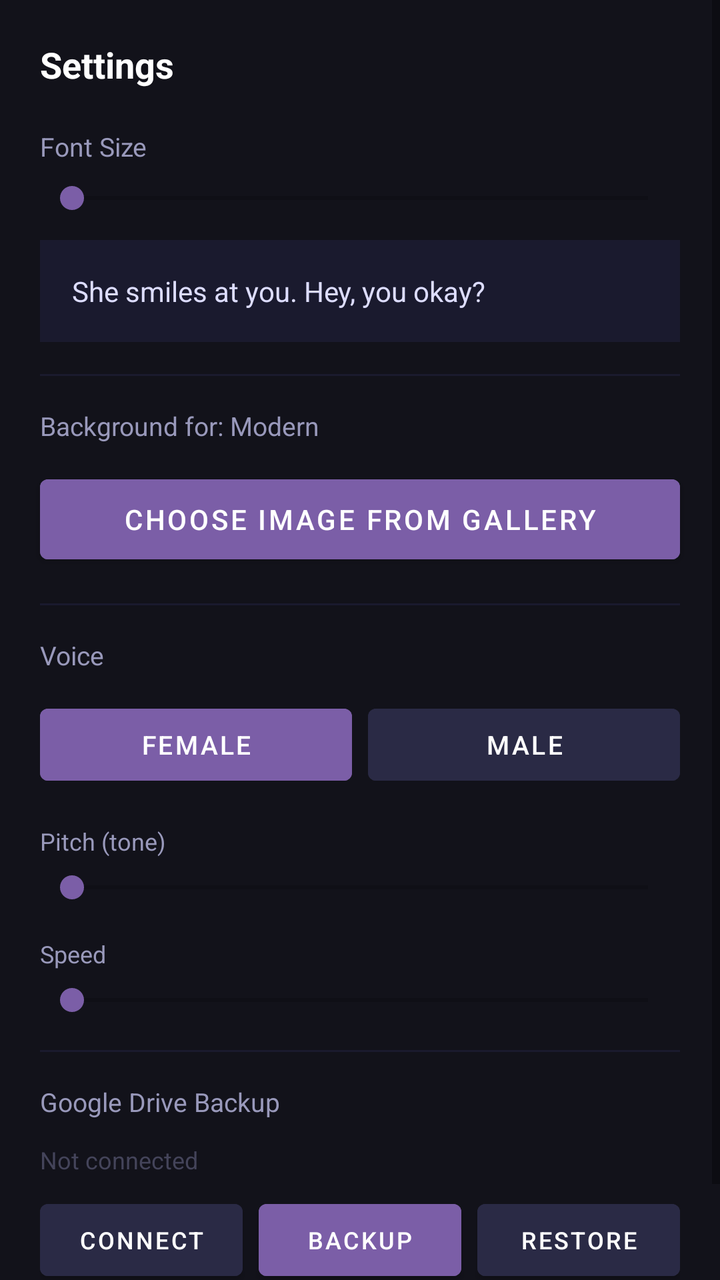
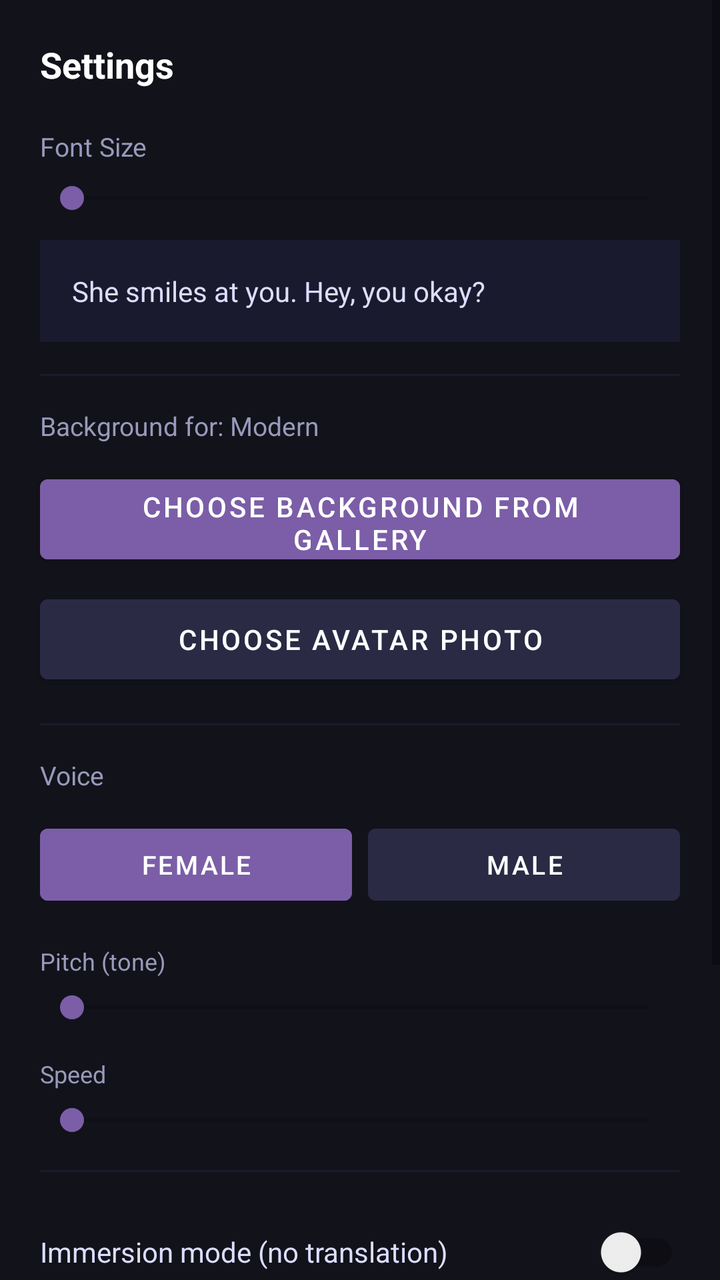

Two renders of the same Android screen: before a commit and after it. Below are the layout's source before the change and the commit's diff.
<!-- AndroidManifest.xml: application theme Theme.ElaraApp -->
<!-- res/layout/bottom_sheet_chat_settings.xml -->
<?xml version="1.0" encoding="utf-8"?>
<ScrollView xmlns:android="http://schemas.android.com/apk/res/android"
    android:layout_width="match_parent"
    android:layout_height="wrap_content">

    <LinearLayout
        android:layout_width="match_parent"
        android:layout_height="wrap_content"
        android:orientation="vertical"
        android:background="#12121A"
        android:paddingBottom="32dp">

        <TextView
            android:layout_width="match_parent"
            android:layout_height="wrap_content"
            android:text="Settings"
            android:textColor="#FFFFFF"
            android:textSize="18sp"
            android:textStyle="bold"
            android:padding="20dp" />

        
        <TextView
            android:layout_width="match_parent"
            android:layout_height="wrap_content"
            android:text="Font Size"
            android:textColor="#9999BB"
            android:textSize="13sp"
            android:paddingHorizontal="20dp"
            android:paddingBottom="8dp" />

        <SeekBar
            android:id="@+id/fontSizeSeekBar"
            android:layout_width="match_parent"
            android:layout_height="wrap_content"
            android:layout_marginHorizontal="20dp"
            android:progressTint="#7B5EA7"
            android:thumbTint="#7B5EA7" />

        <TextView
            android:id="@+id/fontPreview"
            android:layout_width="match_parent"
            android:layout_height="wrap_content"
            android:layout_marginHorizontal="20dp"
            android:layout_marginTop="12dp"
            android:padding="16dp"
            android:textColor="#DDDDFF"
            android:background="#1A1A2E"
            android:text="She smiles at you. Hey, you okay?"
            android:lineSpacingExtra="4dp" />

        <View android:layout_width="match_parent" android:layout_height="1dp"
            android:background="#1A1A2E" android:layout_marginVertical="16dp"
            android:layout_marginHorizontal="20dp" />

        
        <TextView
            android:id="@+id/bgWorldLabel"
            android:layout_width="match_parent"
            android:layout_height="wrap_content"
            android:textColor="#9999BB"
            android:textSize="13sp"
            android:paddingHorizontal="20dp"
            android:paddingBottom="12dp"
            android:text="Background for: Modern" />

        <Button
            android:id="@+id/changeBgButton"
            android:layout_width="match_parent"
            android:layout_height="52dp"
            android:layout_marginHorizontal="20dp"
            android:text="Choose image from gallery"
            android:textColor="#FFFFFF"
            android:textSize="14sp"
            android:backgroundTint="#7B5EA7" />

        <View android:layout_width="match_parent" android:layout_height="1dp"
            android:background="#1A1A2E" android:layout_marginVertical="16dp"
            android:layout_marginHorizontal="20dp" />

        
        <TextView
            android:layout_width="match_parent"
            android:layout_height="wrap_content"
            android:text="Voice"
            android:textColor="#9999BB"
            android:textSize="13sp"
            android:paddingHorizontal="20dp"
            android:paddingBottom="12dp" />

        <LinearLayout
            android:layout_width="match_parent"
            android:layout_height="wrap_content"
            android:orientation="horizontal"
            android:layout_marginHorizontal="20dp"
            android:layout_marginBottom="16dp">

            <Button
                android:id="@+id/voiceFemaleButton"
                android:layout_width="0dp"
                android:layout_height="48dp"
                android:layout_weight="1"
                android:layout_marginEnd="8dp"
                android:text="Female"
                android:textColor="#FFFFFF"
                android:textSize="13sp"
                android:backgroundTint="#7B5EA7" />

            <Button
                android:id="@+id/voiceMaleButton"
                android:layout_width="0dp"
                android:layout_height="48dp"
                android:layout_weight="1"
                android:text="Male"
                android:textColor="#FFFFFF"
                android:textSize="13sp"
                android:backgroundTint="#2A2A45" />

        </LinearLayout>

        <TextView
            android:layout_width="match_parent"
            android:layout_height="wrap_content"
            android:text="Pitch (tone)"
            android:textColor="#9999BB"
            android:textSize="12sp"
            android:paddingHorizontal="20dp"
            android:paddingBottom="6dp" />

        <SeekBar
            android:id="@+id/pitchSeekBar"
            android:layout_width="match_parent"
            android:layout_height="wrap_content"
            android:layout_marginHorizontal="20dp"
            android:layout_marginBottom="16dp"
            android:progressTint="#7B5EA7"
            android:thumbTint="#7B5EA7" />

        <TextView
            android:layout_width="match_parent"
            android:layout_height="wrap_content"
            android:text="Speed"
            android:textColor="#9999BB"
            android:textSize="12sp"
            android:paddingHorizontal="20dp"
            android:paddingBottom="6dp" />

        <SeekBar
            android:id="@+id/rateSeekBar"
            android:layout_width="match_parent"
            android:layout_height="wrap_content"
            android:layout_marginHorizontal="20dp"
            android:progressTint="#7B5EA7"
            android:thumbTint="#7B5EA7" />

        <View android:layout_width="match_parent" android:layout_height="1dp"
            android:background="#1A1A2E" android:layout_marginVertical="16dp"
            android:layout_marginHorizontal="20dp" />

        <TextView
            android:layout_width="match_parent"
            android:layout_height="wrap_content"
            android:text="Google Drive Backup"
            android:textColor="#9999BB"
            android:textSize="13sp"
            android:paddingHorizontal="20dp"
            android:paddingBottom="12dp" />

        <TextView
            android:id="@+id/driveAccountText"
            android:layout_width="match_parent"
            android:layout_height="wrap_content"
            android:text="Not connected"
            android:textColor="#44445A"
            android:textSize="12sp"
            android:paddingHorizontal="20dp"
            android:paddingBottom="8dp" />

        <LinearLayout
            android:layout_width="match_parent"
            android:layout_height="wrap_content"
            android:orientation="horizontal"
            android:layout_marginHorizontal="20dp"
            android:layout_marginBottom="16dp">

            <Button
                android:id="@+id/driveConnectButton"
                android:layout_width="0dp"
                android:layout_height="48dp"
                android:layout_weight="1"
                android:layout_marginEnd="8dp"
                android:text="Connect"
                android:textColor="#FFFFFF"
                android:textSize="12sp"
                android:backgroundTint="#2A2A45" />

            <Button
                android:id="@+id/drivePushButton"
                android:layout_width="0dp"
                android:layout_height="48dp"
                android:layout_weight="1"
                android:layout_marginEnd="8dp"
                android:text="Backup"
                android:textColor="#FFFFFF"
                android:textSize="12sp"
                android:backgroundTint="#7B5EA7" />

            <Button
                android:id="@+id/drivePullButton"
                android:layout_width="0dp"
                android:layout_height="48dp"
                android:layout_weight="1"
                android:text="Restore"
                android:textColor="#FFFFFF"
                android:textSize="12sp"
                android:backgroundTint="#2A2A45" />

        </LinearLayout>

    </LinearLayout>
</ScrollView>
<!-- resources referenced by this layout -->
<resources>
  <style name="Theme.ElaraApp" parent="Theme.MaterialComponents.DayNight.DarkActionBar">
          <item name="colorPrimary">#1A1A2E</item>
          <item name="colorPrimaryVariant">#16213E</item>
          <item name="colorOnPrimary">#FFFFFF</item>
          <item name="colorSecondary">#E94560</item>
          <item name="colorOnSecondary">#FFFFFF</item>
          <item name="android:statusBarColor">#1A1A2E</item>
      </style>
</resources>

<!-- the commit's change to res/layout/bottom_sheet_chat_settings.xml (unified diff, before → after) -->
@@ -69,11 +69,22 @@
             android:layout_width="match_parent"
             android:layout_height="52dp"
             android:layout_marginHorizontal="20dp"
-            android:text="Choose image from gallery"
+            android:text="Choose background from gallery"
             android:textColor="#FFFFFF"
             android:textSize="14sp"
             android:backgroundTint="#7B5EA7" />
 
+        <Button
+            android:id="@+id/changeAvatarButton"
+            android:layout_width="match_parent"
+            android:layout_height="52dp"
+            android:layout_marginHorizontal="20dp"
+            android:layout_marginTop="8dp"
+            android:text="Choose avatar photo"
+            android:textColor="#FFFFFF"
+            android:textSize="14sp"
+            android:backgroundTint="#2A2A45" />
+
         <View android:layout_width="match_parent" android:layout_height="1dp"
             android:background="#1A1A2E" android:layout_marginVertical="16dp"
             android:layout_marginHorizontal="20dp" />
@@ -157,6 +168,33 @@
             android:background="#1A1A2E" android:layout_marginVertical="16dp"
             android:layout_marginHorizontal="20dp" />
 
+        <LinearLayout
+            android:layout_width="match_parent"
+            android:layout_height="wrap_content"
+            android:orientation="horizontal"
+            android:gravity="center_vertical"
+            android:paddingHorizontal="20dp"
+            android:paddingBottom="16dp">
+
+            <TextView
+                android:layout_width="0dp"
+                android:layout_height="wrap_content"
+                android:layout_weight="1"
+                android:text="Immersion mode (no translation)"
+                android:textColor="#DDDDFF"
+                android:textSize="14sp" />
+
+            <androidx.appcompat.widget.SwitchCompat
+                android:id="@+id/immersionModeSwitch"
+                android:layout_width="wrap_content"
+                android:layout_height="wrap_content" />
+
+        </LinearLayout>
+
+        <View android:layout_width="match_parent" android:layout_height="1dp"
+            android:background="#1A1A2E" android:layout_marginVertical="16dp"
+            android:layout_marginHorizontal="20dp" />
+
         <TextView
             android:layout_width="match_parent"
             android:layout_height="wrap_content"
